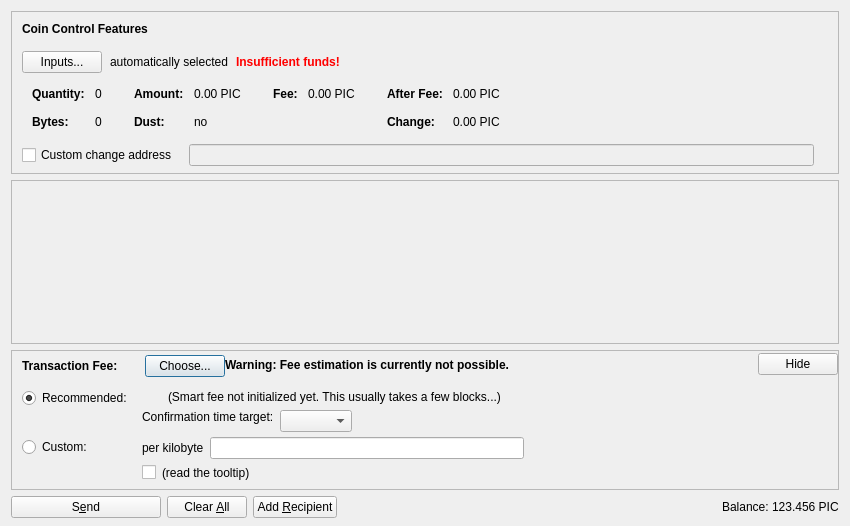
This is src/qt/forms/sendcoinsdialog.ui in minblock/ogkushcoin as Qt 5 draws it before an edit. The edited form follows.
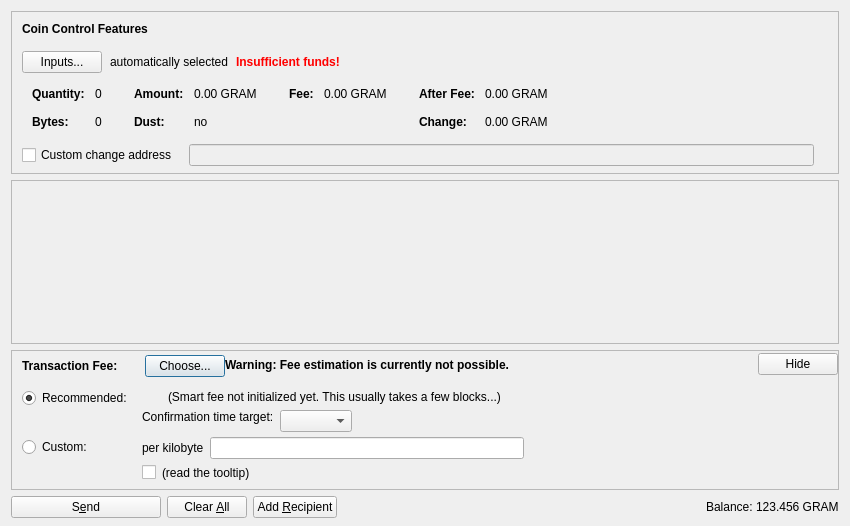
This is the edited form. Icons and pictures are not drawn. Custom widgets are drawn as their Qt base class.

What changed in the file:
```diff
--- a/src/qt/forms/sendcoinsdialog.ui
+++ b/src/qt/forms/sendcoinsdialog.ui
@@ -324,7 +324,7 @@
                   <enum>Qt::ActionsContextMenu</enum>
                  </property>
                  <property name="text">
-                  <string notr="true">0.00 PIC</string>
+                  <string notr="true">0.00 GRAM</string>
                  </property>
                  <property name="textInteractionFlags">
                   <set>Qt::LinksAccessibleByMouse|Qt::TextSelectableByKeyboard|Qt::TextSelectableByMouse</set>
@@ -404,7 +404,7 @@
                   <enum>Qt::ActionsContextMenu</enum>
                  </property>
                  <property name="text">
-                  <string notr="true">0.00 PIC</string>
+                  <string notr="true">0.00 GRAM</string>
                  </property>
                  <property name="textInteractionFlags">
                   <set>Qt::LinksAccessibleByMouse|Qt::TextSelectableByKeyboard|Qt::TextSelectableByMouse</set>
@@ -455,7 +455,7 @@
                   <enum>Qt::ActionsContextMenu</enum>
                  </property>
                  <property name="text">
-                  <string notr="true">0.00 PIC</string>
+                  <string notr="true">0.00 GRAM</string>
                  </property>
                  <property name="textInteractionFlags">
                   <set>Qt::LinksAccessibleByMouse|Qt::TextSelectableByKeyboard|Qt::TextSelectableByMouse</set>
@@ -484,7 +484,7 @@
                   <enum>Qt::ActionsContextMenu</enum>
                  </property>
                  <property name="text">
-                  <string notr="true">0.00 PIC</string>
+                  <string notr="true">0.00 GRAM</string>
                  </property>
                  <property name="textInteractionFlags">
                   <set>Qt::LinksAccessibleByMouse|Qt::TextSelectableByKeyboard|Qt::TextSelectableByMouse</set>
@@ -1239,7 +1239,7 @@
           <cursorShape>IBeamCursor</cursorShape>
          </property>
          <property name="text">
-          <string notr="true">123.456 PIC</string>
+          <string notr="true">123.456 GRAM</string>
          </property>
          <property name="textInteractionFlags">
           <set>Qt::LinksAccessibleByMouse|Qt::TextSelectableByKeyboard|Qt::TextSelectableByMouse</set>
```
